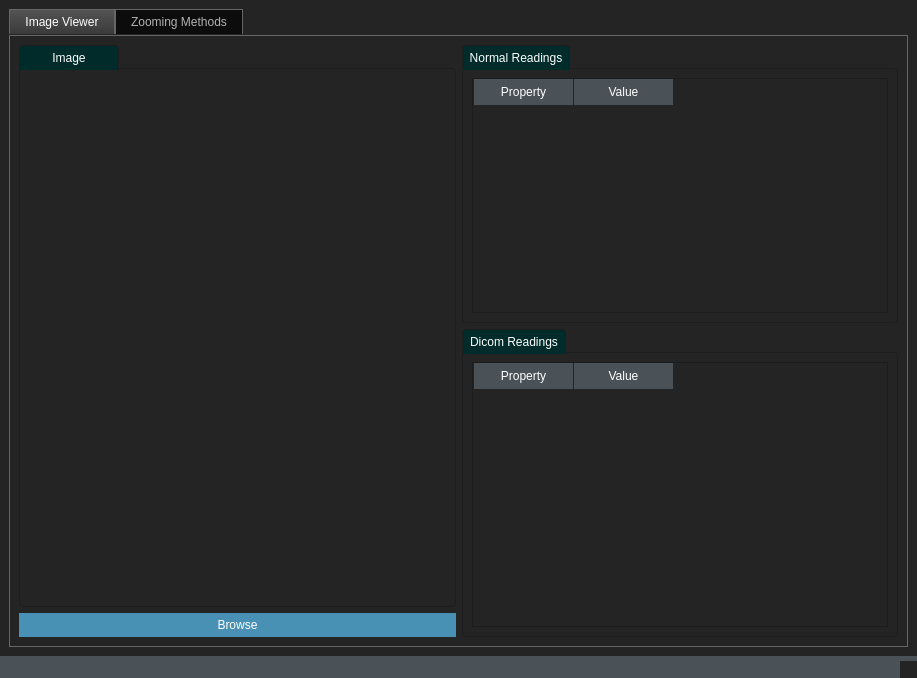
Old version of the form Task2222.ui in the repository DanielRafik/Image-Viewer.
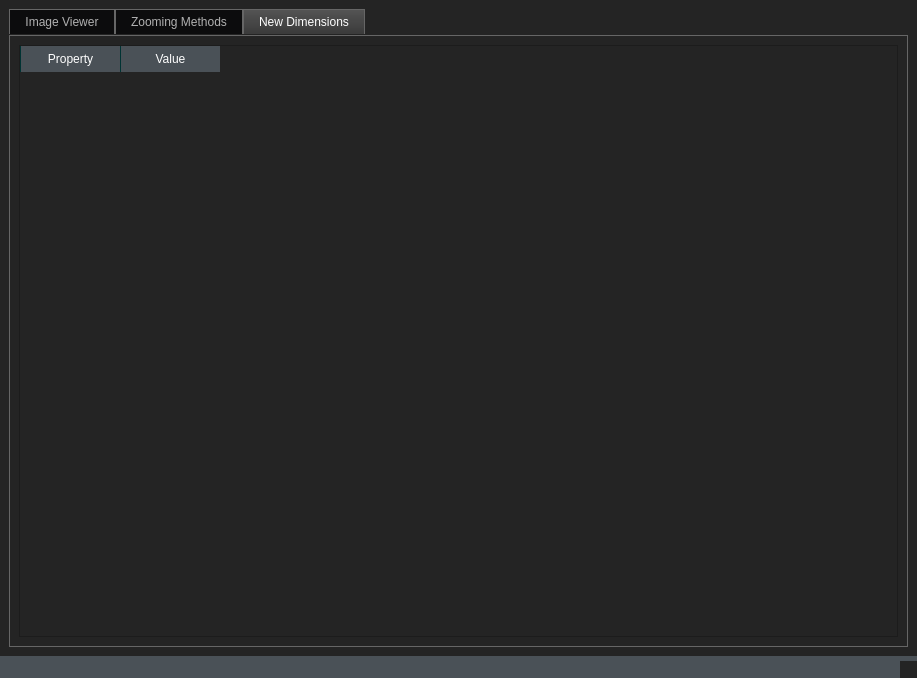
New version of the form. The open tabs and pages were chosen to show the change. Icons and pictures are not drawn.

```diff
--- a/Task2222.ui
+++ b/Task2222.ui
@@ -1083,7 +1083,7 @@
 </string>
   </property>
   <widget class="QWidget" name="centralwidget">
-   <layout class="QGridLayout" name="gridLayout_6">
+   <layout class="QGridLayout" name="gridLayout_10">
     <item row="0" column="0">
      <widget class="QTabWidget" name="tabWidget">
       <property name="currentIndex">
@@ -1250,6 +1250,33 @@
         </item>
        </layout>
       </widget>
+      <widget class="QWidget" name="tab_3">
+       <attribute name="title">
+        <string>New Dimensions</string>
+       </attribute>
+       <layout class="QGridLayout" name="gridLayout_6">
+        <item row="0" column="0">
+         <widget class="QTableWidget" name="New_Dimensions_tableWidget">
+          <property name="sizePolicy">
+           <sizepolicy hsizetype="Preferred" vsizetype="Preferred">
+            <horstretch>0</horstretch>
+            <verstretch>0</verstretch>
+           </sizepolicy>
+          </property>
+          <column>
+           <property name="text">
+            <string>Property</string>
+           </property>
+          </column>
+          <column>
+           <property name="text">
+            <string>Value</string>
+           </property>
+          </column>
+         </widget>
+        </item>
+       </layout>
+      </widget>
      </widget>
     </item>
    </layout>
```
Left out of the diff: 14 changed lines with no effect on the pictures.
